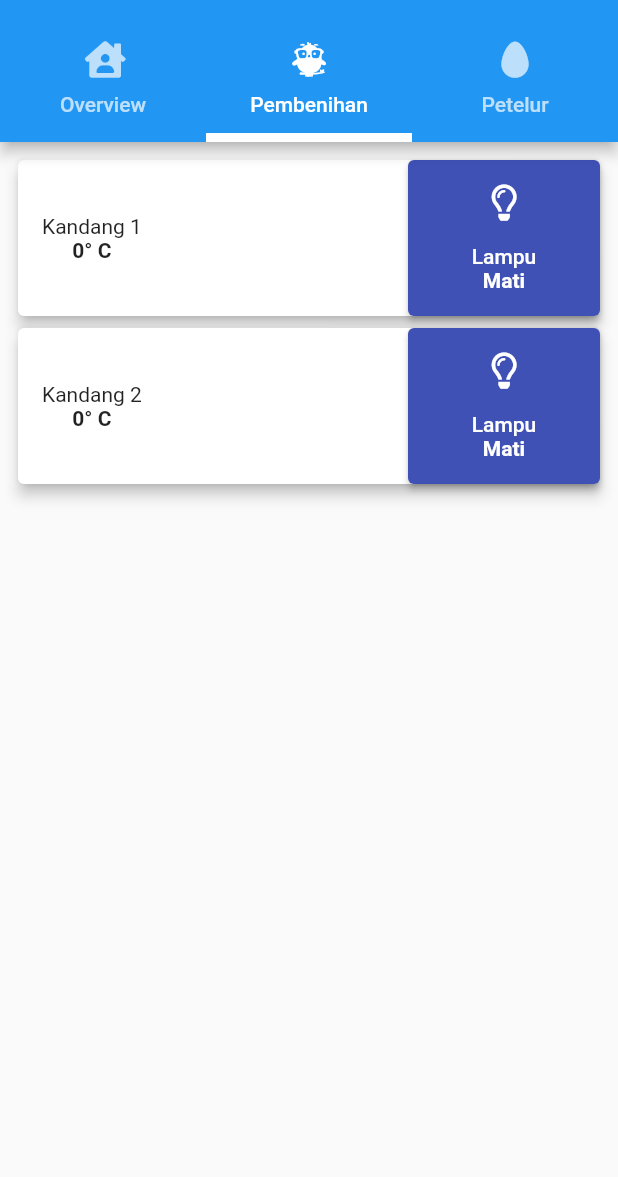
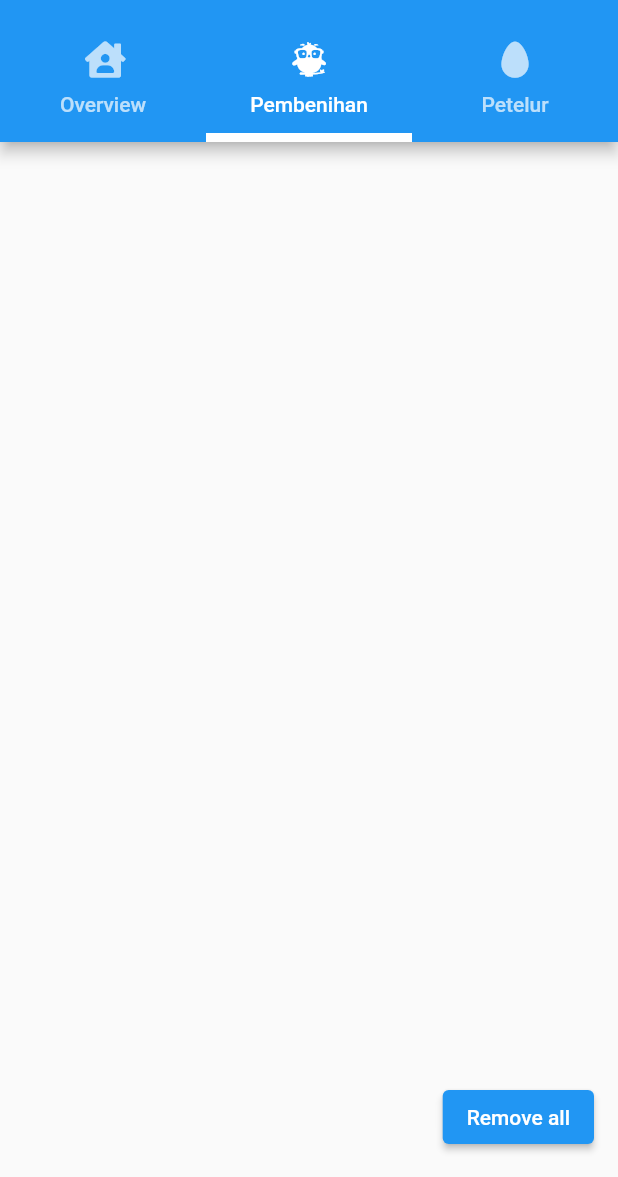
Before and after one commit to Teguhpunya/imdp_xl, a Flutter app: the screen it shows after launch, tab 2 chosen, on a phone screen of 412 x 824 dp, the part 59-1236 px from its top. Run offline on Flutter 3.47's test engine with Material 2 defaults, Android fonts, the phone set to English and light mode, and no system bars; our stand-ins replace font_awesome_flutter; missing offline and left inert: draw_graph, mqtt_client.

Commit message:
Update data structure
* tambah data timestamp
* verifikasi kelengkapan data masuk
* page_pembenihan: wrapped ListView dengan Scaffold,
  tambah tombol remove all
  remove all

```diff
--- a/lib/main.dart
+++ b/lib/main.dart
@@ -32,7 +32,7 @@ class HomePage extends StatelessWidget {
       PagePetelur(),
     ];
     final MQTTAppState _state = Provider.of<MQTTAppState>(context);
-    final MqttWrapper _mqttWrapper = context.read<MqttWrapper>();
+    final MqttWrapper _mqttWrapper = Provider.of<MqttWrapper>(context);
     _mqttWrapper.setState(_state);
     _mqttWrapper.configAndConnect();
 
@@ -63,6 +63,15 @@ class HomePage extends StatelessWidget {
           body: const TabBarView(
             children: pages,
           ),
+          // floatingActionButton: ElevatedButton(
+          //     onPressed: (_state.getAppConnectionState !=
+          //             MQTTAppConnectionState.connected)
+          //         ? _mqttWrapper.configAndConnect
+          //         : null,
+          //     child: (_state.getAppConnectionState !=
+          //             MQTTAppConnectionState.connected)
+          //         ? Text("Sambungkan")
+          //         : Text("Tersambung")),
         ),
       ),
     );
--- a/lib/models/model_node_temp.dart
+++ b/lib/models/model_node_temp.dart
@@ -1,13 +1,22 @@
 import 'package:imdp_xl/models/node.dart';
 
 class NodeTempModel {
-  final List<NodeTemp> _nodes = [
-    NodeTemp(id: 1, jenis: "temp", suhu: 0, stateLampu: false),
-    NodeTemp(id: 2, jenis: "temp", suhu: 0, stateLampu: false),
-  ];
+  final List<NodeTemp> _nodes = [];
+  // List.generate(
+  //     8,
+  //     (index) =>
+  //         NodeTemp(id: index + 1, jenis: "temp", suhu: 0, stateLampu: false));
+  // [
+  //   NodeTemp(id: 1, jenis: "temp", suhu: 0, stateLampu: false),
+  //   NodeTemp(id: 2, jenis: "temp", suhu: 0, stateLampu: false),
+  // ];
 
   void add(NodeTemp node) {
     _nodes.add(node);
+  }
+
+  void sort() {
+    _nodes.sort((a, b) => a.getId.compareTo(b.getId));
   }
 
   /// Removes all items
@@ -17,7 +26,12 @@ class NodeTempModel {
 
   void modify(NodeTemp node) {
     int index = _nodes.indexWhere((e) => (e.getId == node.getId));
-    if ((index != -1)) _nodes[index] = node;
+    if ((index != -1))
+      _nodes[index] = node;
+    else {
+      add(node);
+      sort();
+    }
   }
 
   List<NodeTemp> get getNodes => _nodes;
--- a/lib/models/node.dart
+++ b/lib/models/node.dart
@@ -1,11 +1,13 @@
 abstract class Node {
   final int id;
   final String jenis;
+  final int timestamp;
 
-  Node(this.id, this.jenis);
+  Node(this.id, this.jenis, this.timestamp);
 
   int get getId => this.id;
   String get getJenis => this.jenis;
+  int get getTimestamp => this.timestamp;
 }
 
 class NodeTemp extends Node {
@@ -15,9 +17,10 @@ class NodeTemp extends Node {
   NodeTemp(
       {required int id,
       required String jenis,
+      required int timestamp,
       required this.suhu,
       required this.stateLampu})
-      : super(id, jenis);
+      : super(id, jenis, timestamp);
 
   void setSuhu(int temp) {
     suhu = temp;
--- a/lib/pages/page_overview.dart
+++ b/lib/pages/page_overview.dart
@@ -19,8 +19,12 @@ class _OverviewPageState extends State<OverviewPage> {
   Widget build(BuildContext context) {
     _state = Provider.of<MQTTAppState>(context);
 
+    return _mainView(context);
+  }
+
+  ListView _mainView(BuildContext context) {
     return ListView(
-      padding: const EdgeInsets.all(8),
+      padding: const EdgeInsets.fromLTRB(8, 8, 8, 64),
       children: <Widget>[
         GestureDetector(
           onTap: () {
--- a/lib/pages/page_pembenihan.dart
+++ b/lib/pages/page_pembenihan.dart
@@ -21,11 +21,17 @@ class _PagePembenihanState extends State<PagePembenihan> {
   Widget build(BuildContext context) {
     _state = Provider.of<MQTTAppState>(context);
 
-    return ListView(
-      padding: const EdgeInsets.all(8),
-      children: [
-        Column(children: _buildWidget(_state.getNodeTempModel)),
-      ],
+    return Scaffold(
+      body: ListView(
+        padding: const EdgeInsets.fromLTRB(8, 8, 8, 64),
+        children: _buildWidget(_state.getNodeTempModel),
+      ),
+      floatingActionButton: ElevatedButton(
+        onPressed: () => setState(() {
+          _state.getNodeTempModel.removeAll();
+        }),
+        child: Text("Remove all"),
+      ),
     );
   }
 
```
Also changed, not shown: lib/appState.dart (+15 -1 lines), lib/mqtt/mqttManager.dart (+9 -9 lines), 1 other file.
